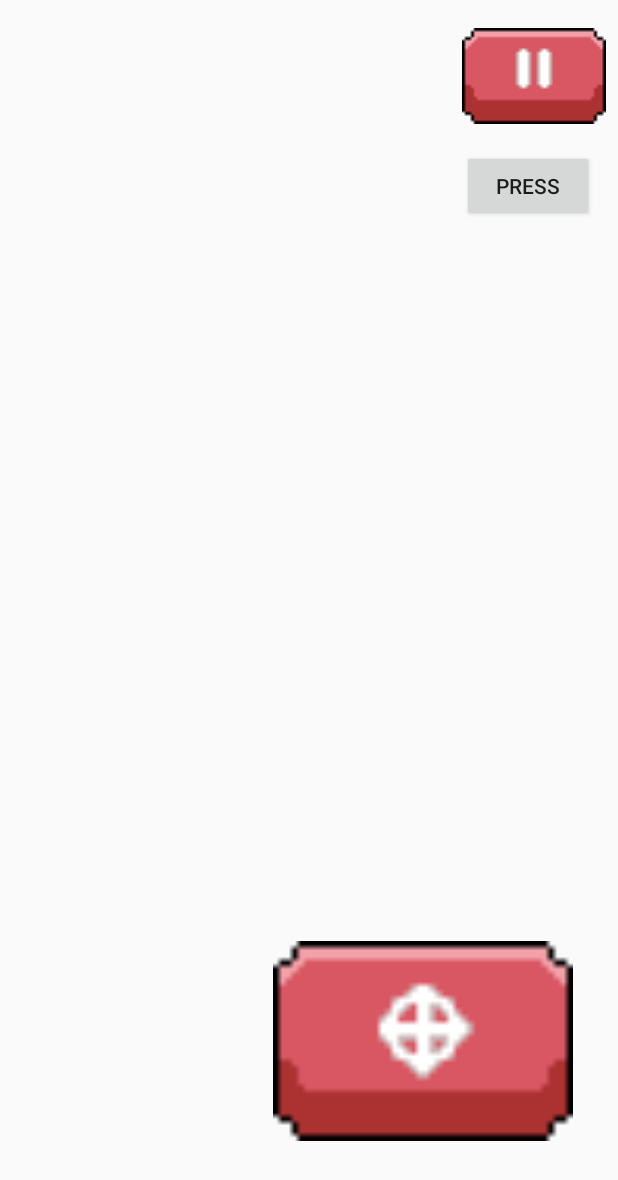
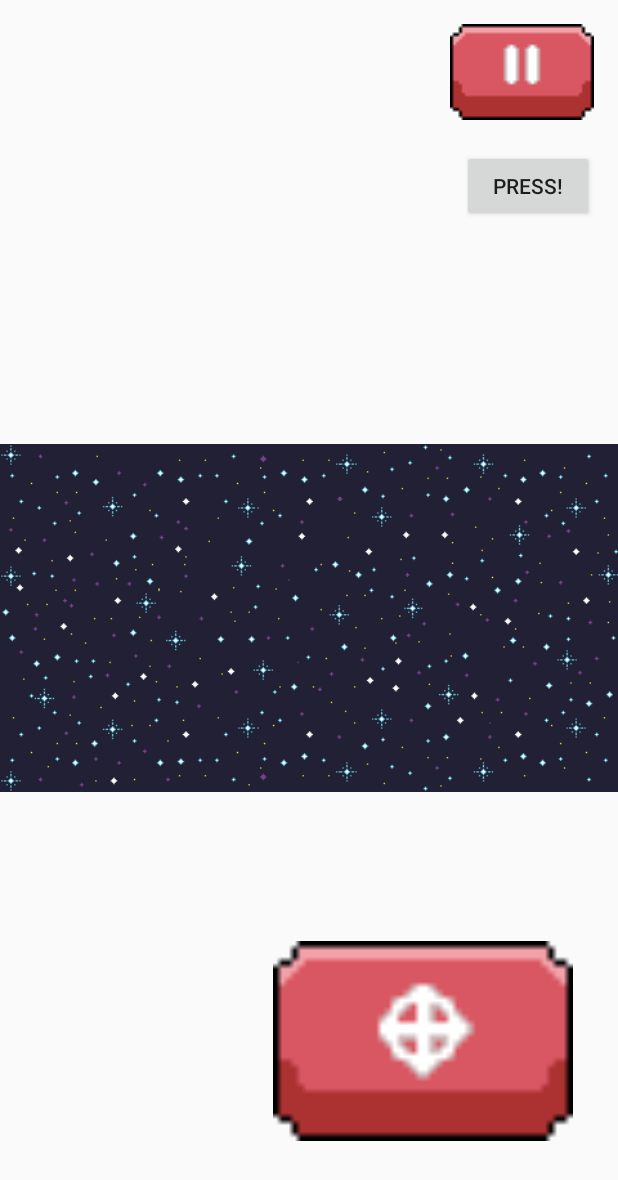
Before and after one commit to DiegoK98/AndroidGame, an Android app: the layout fragment_game.xml on its own in the app's theme, with its tools: preview values and no code run, on a phone screen of 412 x 824 dp. Shown: the top 1180 px of the screen. Run offline under Robolectric (Android 15) with nearby library versions, the phone set to English and light mode, and no system bars.

Commit message:
botones y fondos

```diff
--- a/app/src/main/res/layout/fragment_game.xml
+++ b/app/src/main/res/layout/fragment_game.xml
@@ -1,7 +1,6 @@
 <?xml version="1.0" encoding="utf-8"?>
 <FrameLayout
     xmlns:android="http://schemas.android.com/apk/res/android"
-    xmlns:app="http://schemas.android.com/apk/res-auto"
     xmlns:tools="http://schemas.android.com/tools"
     android:id="@+id/fragment_game"
     android:layout_width="match_parent"
@@ -9,32 +8,26 @@
     android:orientation="vertical"
     tools:context="dadm.scaffold.counter.GameFragment">
 
+    <ImageView
+        android:id="@+id/background"
+        android:layout_width="fill_parent"
+        android:layout_height="fill_parent"
+        android:layout_gravity="center"
+        android:src="@drawable/escenario" />
+
     <dadm.scaffold.engine.StandardGameView
         android:id="@+id/gameView"
         android:layout_width="match_parent"
         android:layout_height="match_parent" />
 
-    <ImageView
-        android:id="@+id/btn_pause"
-        android:layout_width="wrap_content"
-        android:layout_height="wrap_content"
+    <Button
         android:layout_gravity="top|right"
-        android:layout_marginTop="40dp"
-        android:layout_marginRight="40dp"
-        android:background="@null"
-        android:scaleX="3"
-        android:scaleY="3"
-        android:src="@drawable/pause" />
-
-    <Button
         android:id="@+id/btn_play_pause"
-        android:layout_width="70dp"
-        android:layout_height="wrap_content"
-        android:layout_gravity="top|right"
-        android:layout_marginTop="20dp"
+        android:layout_marginTop="@dimen/activity_vertical_margin"
         android:layout_marginRight="@dimen/activity_vertical_margin"
-        android:background="@null"
-        android:shadowColor="@android:color/transparent" />
+        android:layout_width="96dp"
+        android:layout_height="64dp"
+        android:background="@drawable/pause" />
 
     <Button
         android:id="@+id/btn_finalizer"
@@ -43,7 +36,7 @@
         android:layout_gravity="top|right"
         android:layout_marginTop="100dp"
         android:layout_marginRight="@dimen/activity_vertical_margin"
-        android:text="PRESS" />
+        android:text="PRESS!" />
 
     <include layout="@layout/view_joystick"/>
 
```
Also changed, not shown: app/src/main/java/dadm/scaffold/counter/GameFragment.java (+3 -7 lines), app/src/main/res/layout/fragment_main_menu.xml (+11 -3 lines).
